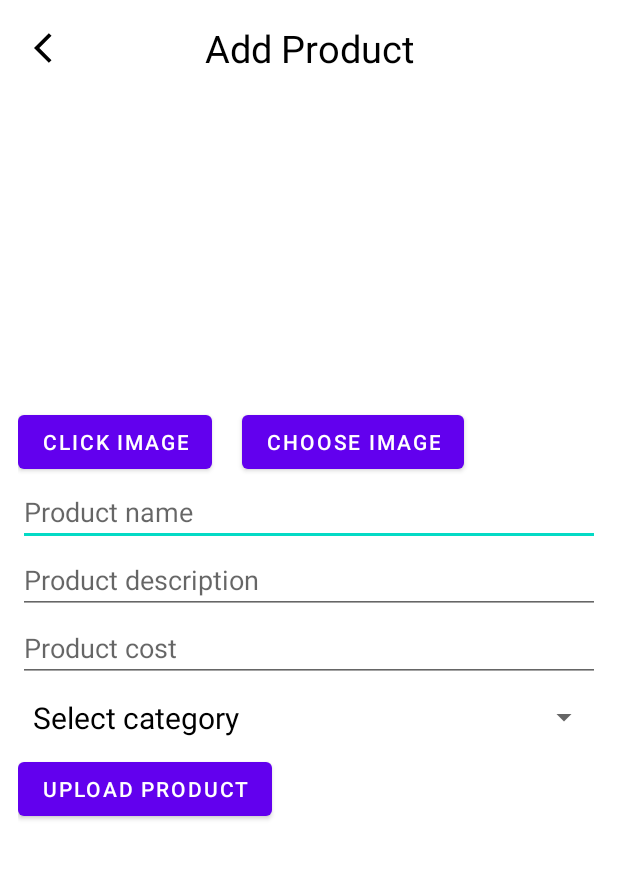
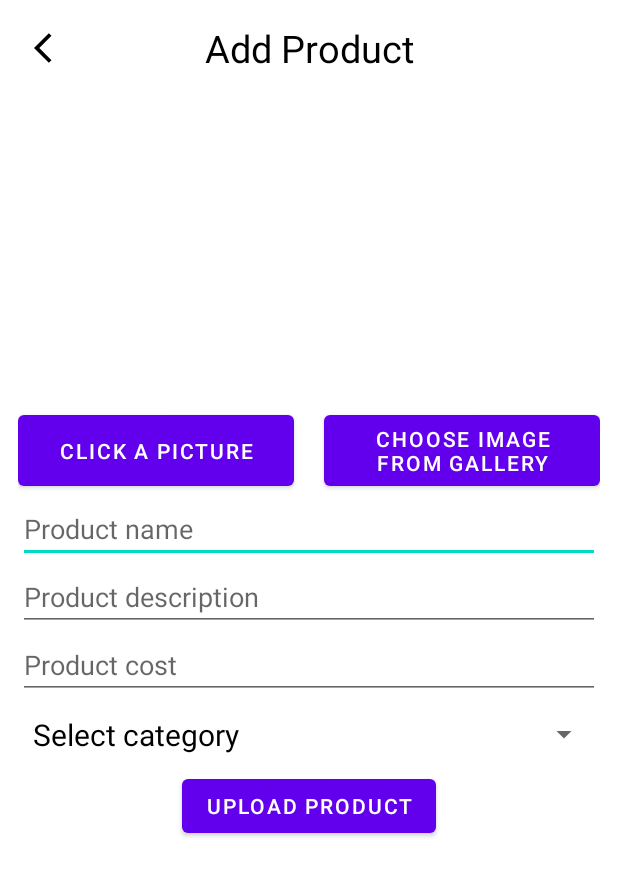
Before and after one commit to dhanthalaprat/StoreHunt, an Android app: the AddProductActivity screen opened directly, with no data from a screen before it, on a phone screen of 412 x 824 dp. Shown: the top 876 px of the screen. Run offline under Robolectric (Android 15) with nearby library versions, the phone set to English and light mode, and no system bars; our stand-ins replace Firebase (no records; nobody signed in at launch, a user with empty details on screens opened directly); Roboto replaces fonts that are not available here.

Commit message:
button edits in seller and user profiles

```diff
--- a/app/src/main/res/layout/activity_add_product.xml
+++ b/app/src/main/res/layout/activity_add_product.xml
@@ -56,16 +56,18 @@
             android:layout_width="match_parent"
             android:layout_height="wrap_content">
             <Button
-                android:layout_width="wrap_content"
-                android:layout_height="wrap_content"
-                android:text="Click Image"
+                android:layout_width="0dp"
+                android:layout_height="match_parent"
+                android:text="Click a picture"
                 android:id="@+id/click_image"
+                android:layout_weight="1"
                 android:layout_marginEnd="10dp"/>
 
             <Button
-                android:layout_width="wrap_content"
-                android:layout_height="wrap_content"
-                android:text="Choose image"
+                android:layout_width="0dp"
+                android:layout_height="match_parent"
+                android:text="Choose image from gallery"
+                android:layout_weight="1"
                 android:id="@+id/select_image_gallery"
                 android:layout_marginStart="10dp"/>
         </LinearLayout>
@@ -109,6 +111,7 @@
             android:layout_width="wrap_content"
             android:layout_height="wrap_content"
             android:text="Upload Product"
+            android:layout_gravity="center"
             android:id="@+id/upload_product"
             />
 
--- a/app/src/main/res/layout/activity_profile.xml
+++ b/app/src/main/res/layout/activity_profile.xml
@@ -49,17 +49,15 @@
 
     <LinearLayout
         android:layout_width="match_parent"
-        android:layout_height="wrap_content">
+        android:layout_height="wrap_content"
+        android:gravity="center_horizontal">
 
         <Button
             android:layout_width="wrap_content"
             android:layout_height="wrap_content"
-            android:text="Edit"
+            android:text="Edit profile picture"
             android:id="@+id/edit_profile_pic"
             />
 
     </LinearLayout>
-
-
-
 </LinearLayout>
```
